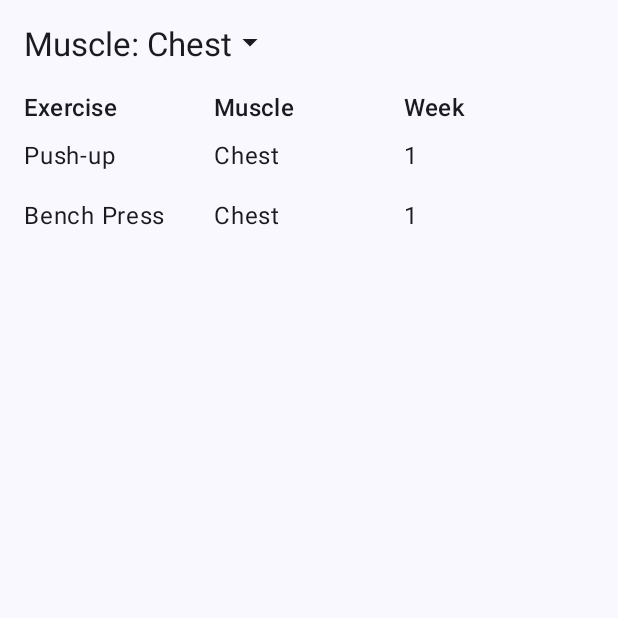
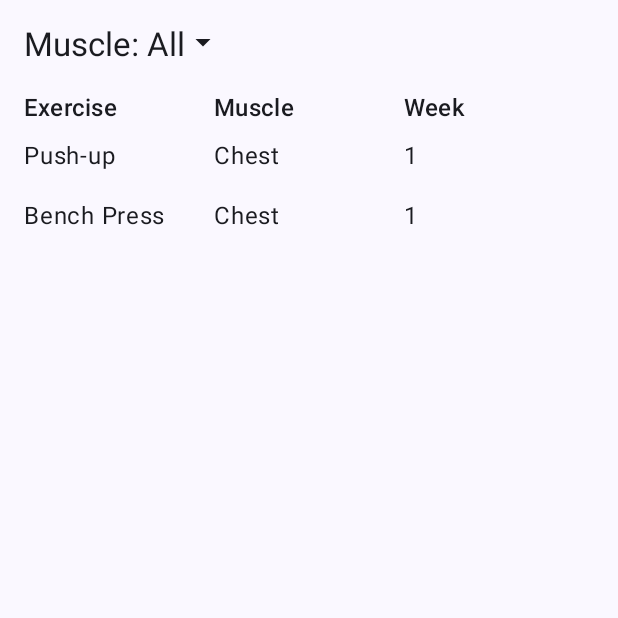
Before and after one commit to ethan-drury/GymifyPal, an Android app built with Jetpack Compose: the DisplayExercises screen opened through its navigation route, on a phone screen of 412 x 824 dp, the top half of it. Run offline under Robolectric (Android 15) with nearby library versions, the phone set to English and light mode, and no system bars; our stand-ins replace Room's generated code.

Commit message:
Updated the dropdown

```diff
--- a/app/src/main/java/com/example/gymifypal/DatabaseViewActivity.kt
+++ b/app/src/main/java/com/example/gymifypal/DatabaseViewActivity.kt
@@ -224,15 +224,16 @@ fun AddExercise(
 }
 
 @Composable
-fun DisplayExercises (
-    modifier: Modifier=Modifier,
-    viewModel: ExerciseDatabaseViewModel= ExerciseDatabaseViewModel(LocalContext.current),
-    navController: NavHostController=NavHostController(LocalContext.current)
+fun DisplayExercises(
+    modifier: Modifier = Modifier,
+    viewModel: ExerciseDatabaseViewModel = ExerciseDatabaseViewModel(LocalContext.current),
+    navController: NavHostController = NavHostController(LocalContext.current)
 ) {
     var selectedIndex by rememberSaveable { mutableIntStateOf(0) }
     val exercises = viewModel.getAllExercises().collectAsState(emptyList()).value
-    val selected =
-        if (selectedIndex < exercises.size) exercises[selectedIndex].muscle else "Select Muscle"
+    val muscleList = listOf("All") + exercises.map { it.muscle }.distinct().sorted()
+    val selected = muscleList.getOrNull(selectedIndex) ?: "All"
+    val filteredExercises = if (selected == "All") exercises else exercises.filter { it.muscle == selected }
 
     Scaffold(
         floatingActionButton = {
@@ -242,27 +243,29 @@ fun DisplayExercises (
                 content = { Icon(Icons.Filled.Add, contentDescription = "Add") }
             )
         },
-
         topBar = { /* Add later */ }
     ) { innerPadding ->
         Column(
             modifier = modifier.padding(innerPadding),
             verticalArrangement = Arrangement.SpaceBetween
         ) {
-            Dropdown("Muscle: ", exercises.map { it.muscle }, selected, modifier = Modifier.padding(16.dp)) {
+            Dropdown(
+                label = "Muscle: ",
+                muscleList,
+                selected = selected,
+                modifier = Modifier.padding(16.dp)
+            ) {
                 selectedIndex = it
             }
+
             Row(modifier = Modifier.padding(start = 16.dp, end = 16.dp)) {
                 TitleText("Exercise")
-//                TitleText("Type")
                 TitleText("Muscle")
-//                TitleText("Difficulty")
                 TitleText("Week")
-//                TitleText("Sets")
-//                TitleText("Reps")
             }
+
             LazyColumn(modifier = Modifier.padding(start = 16.dp, end = 16.dp)) {
-                items(exercises) { exercise ->
+                items(filteredExercises) { exercise ->
                     ExerciseRow(exercise) {
                         navController.navigate("exercise/${exercise.id}")
                     }
@@ -271,6 +274,7 @@ fun DisplayExercises (
         }
     }
 }
+
 
 
 @OptIn(ExperimentalMaterial3Api::class)
```
